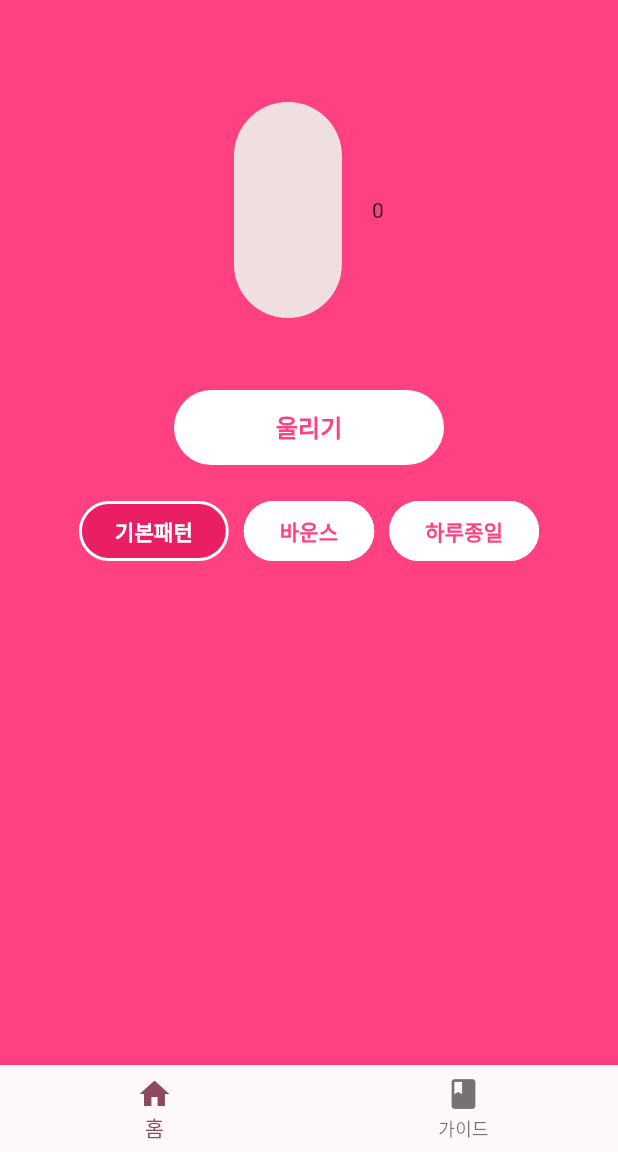
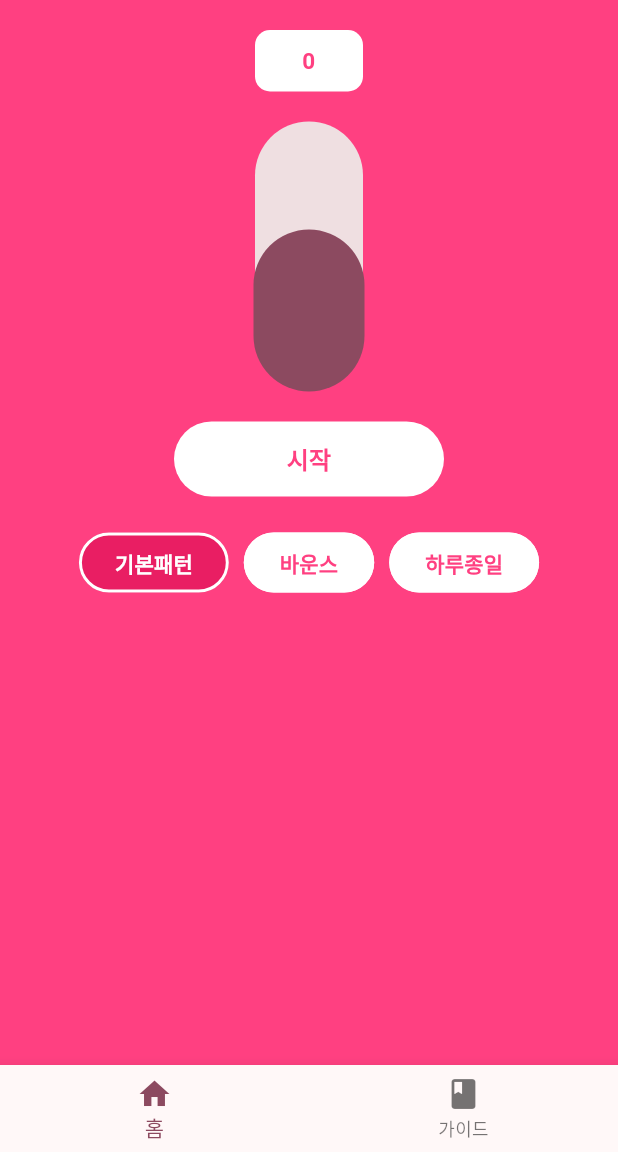
Before and after one commit to wdjty326/flutter-vibration-app, a Flutter app: the screen it shows after launch, on a phone screen of 412 x 824 dp, the part 84-1236 px from its top. Run offline on Flutter 3.47's test engine with Material 2 defaults, Android fonts, the phone set to English and light mode, and no system bars; our stand-ins replace vibration.

Commit message:
FIX(ui): UI 및 일부 버그 수정

```diff
--- a/lib/screens/home.dart
+++ b/lib/screens/home.dart
@@ -42,9 +42,14 @@ class _HomeScreenState extends State<HomeScreen> with WidgetsBindingObserver {
     }
   }
 
-  void updateAmplitude(double value) {
+  void updateAmplitude(double value) async {
+    bool hasVibrator = await CustomVibration.hasVibrator();
     setState(() {
       _amplitude = value;
+      if (hasVibrator) {
+        CustomVibration.cancel();
+        CustomVibration.vibrate(value.round());
+      }
     });
   }
 
@@ -52,19 +57,24 @@ class _HomeScreenState extends State<HomeScreen> with WidgetsBindingObserver {
   Widget build(BuildContext context) {
     return Column(
       children: <Widget>[
-        Row(
+        Column(
           mainAxisAlignment: MainAxisAlignment.center,
           children: <Widget>[
+            Container(
+              padding: const EdgeInsets.only(top: 10, bottom: 10),
+              width: 72,
+              decoration: const BoxDecoration(
+                  borderRadius: BorderRadius.all(Radius.circular(10)),
+                  color: Colors.white),
+              //color: Colors.white,
+              child: Text((_amplitude ~/ 51).toString(),
+                  textAlign: TextAlign.center,
+                  style: const TextStyle(
+                      color: Colors.pinkAccent,
+                      fontWeight: FontWeight.bold,
+                      fontSize: 15)),
+            ),
             CustomSlider(_amplitude, updateAmplitude),
-            Container(
-              //padding: const EdgeInsets.all(10),
-              margin: const EdgeInsets.only(left: 20.0),
-              decoration: const BoxDecoration(
-                  borderRadius: BorderRadius.all(Radius.circular(20)),
-                  color: Color(0xFFFFFF)),
-              //color: Colors.white,
-              child: Text((_amplitude ~/ 51).toInt().toString()),
-            )
           ],
         ),
         TextButton(
@@ -88,7 +98,7 @@ class _HomeScreenState extends State<HomeScreen> with WidgetsBindingObserver {
             minimumSize: const Size(180, 50),
           ),
           child: Text(
-            _isVibrate ? '멈추기' : '울리기',
+            _isVibrate ? '정지' : '시작',
             style: const TextStyle(
               color: Colors.pinkAccent,
               fontSize: 16,
--- a/lib/widgets/customSlider.dart
+++ b/lib/widgets/customSlider.dart
@@ -1,6 +1,14 @@
 import 'package:flutter/material.dart';
 
-/// Flutter code sample for [Slider].
+//class CustomSliderThumbShape extends RoundSliderThumbShape {
+//  const CustomSliderThumbShape(s)
+
+//  @override
+//  void paint(PaintingContext context, Offset center, {required Animation<double> activationAnimation, required Animation<double> enableAnimation, required bool isDiscrete, required TextPainter labelPainter, required RenderBox parentBox, required SliderThemeData sliderTheme, required TextDirection textDirection, required double value, required double textScaleFactor, required Size sizeWithOverflow}) {
+//    // TODO: implement paint
+//    super.paint(context, center, activationAnimation, enableAnimation, isDiscrete, labelPainter, parentBox, sliderTheme, textDirection, value, textScaleFactor, sizeWithOverflow);
+//  }
+//}
 
 class CustomSlider extends StatelessWidget {
   const CustomSlider(this._currentSliderValue, this.onChanged, {super.key});
@@ -11,28 +19,25 @@ class CustomSlider extends StatelessWidget {
   @override
   Widget build(BuildContext context) {
     return Padding(
-      padding: const EdgeInsets.only(top: 20.0, bottom: 20.0),
+      padding: const EdgeInsets.only(top: 20, bottom: 20),
       child: RotatedBox(
         quarterTurns: 3,
         child: SliderTheme(
           data: SliderTheme.of(context).copyWith(
-            //activeTrackColor: Colors.blue,
-            //inactiveTrackColor: Colors.blue,
-            trackHeight: 72,
-            overlayColor: Colors.red.withAlpha(32),
-            trackShape: RoundedRectSliderTrackShape(),
-            thumbShape: RoundSliderThumbShape(enabledThumbRadius: 0),
-            overlayShape: RoundSliderOverlayShape(overlayRadius: 28.0),
-            //valueIndicatorShape: RoundSliderOverlayShape()
-          ),
+              trackHeight: 72,
+              overlayColor: Colors.red.withAlpha(32),
+              thumbShape: const RoundSliderThumbShape(
+                  enabledThumbRadius: 0,
+                  disabledThumbRadius: 36,
+                  elevation: 0,
+                  pressedElevation: 0),
+              overlayShape: const RoundSliderOverlayShape(overlayRadius: 0.0)),
           child: Slider(
             min: 0.0,
             max: 255.0,
             value: _currentSliderValue,
             divisions: 5,
-            //label: (_currentSliderValue ~/ 51.0).toInt().toString(),
             onChanged: onChanged,
-            //activeColor: Colors.pink,
           ),
         ),
       ),
--- a/pubspec.yaml
+++ b/pubspec.yaml
@@ -64,6 +64,8 @@ flutter:
   # assets:
   #   - images/a_dot_burr.jpeg
   #   - images/a_dot_ham.jpeg
+  assets:
+      - assets/images/Android_Robot.png
 
   # An image asset can refer to one or more resolution-specific "variants", see
   # https://flutter.dev/assets-and-images/#resolution-aware
```
Also changed, not shown: lib/screens/guide.dart (+32 -5 lines), lib/utilities/customVibration.dart (+9 -29 lines), assets/images/Android_Robot.png (added).
